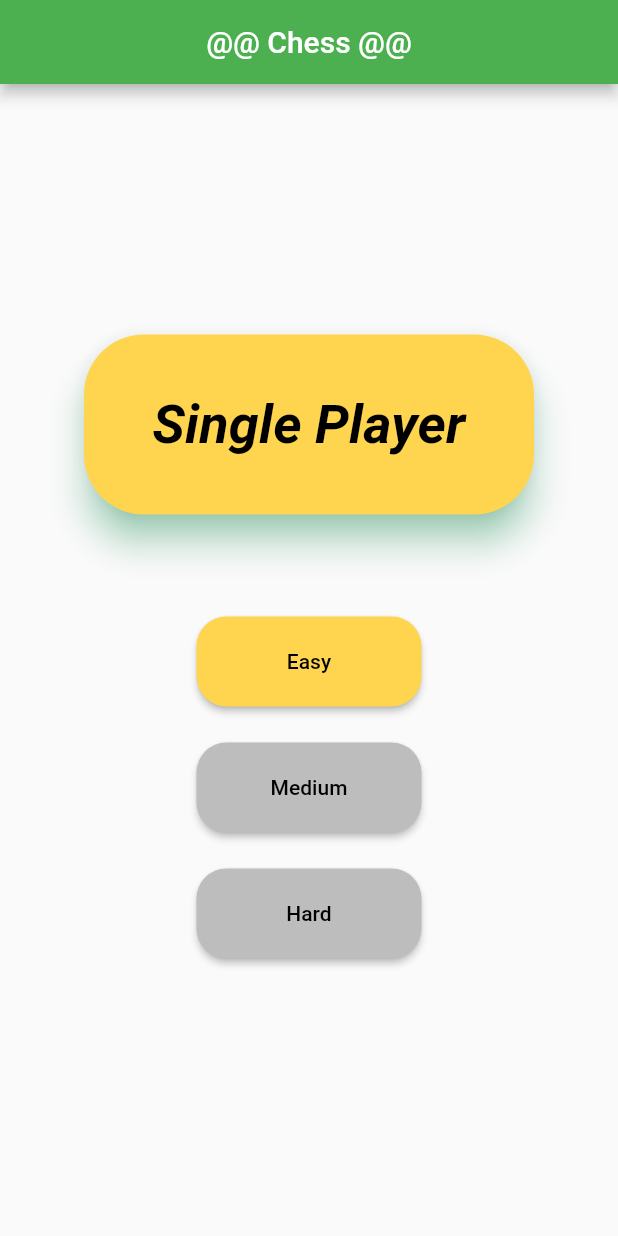
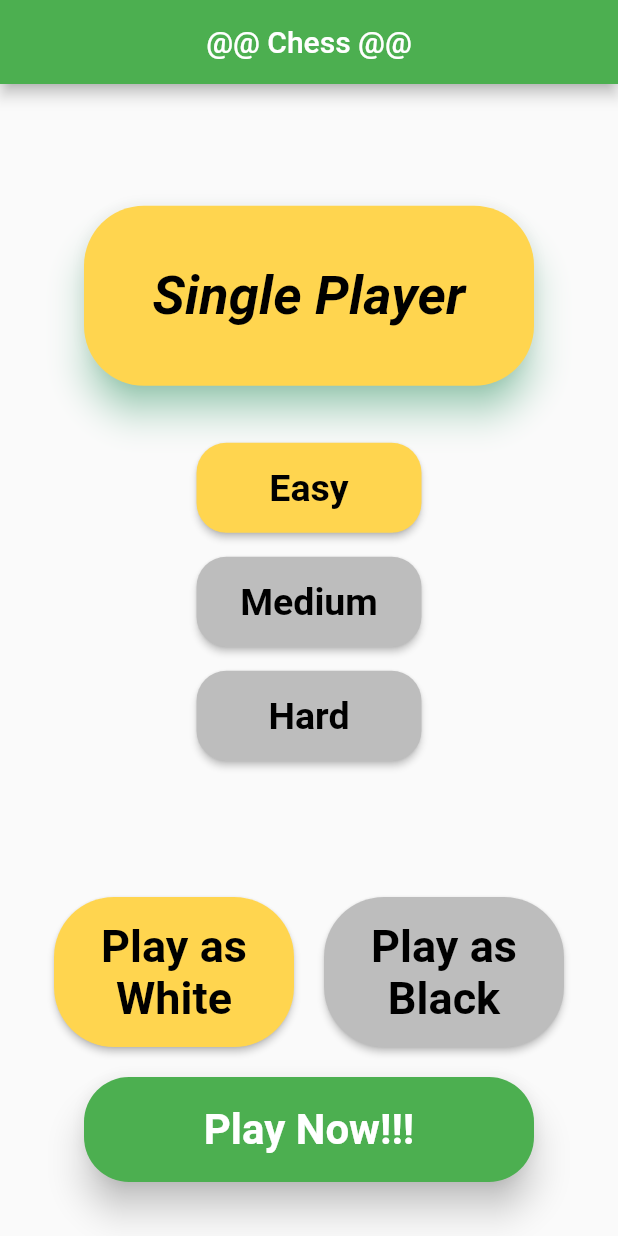
Before and after one commit to kpchessconnection-maker/The_Chess_v2, a Flutter app: the screen it shows after launch, on a phone screen of 412 x 824 dp. Run offline on Flutter 3.47's test engine with Material 3 defaults, Android fonts, the phone set to English and light mode, and no system bars.

Commit message:
main UI v3
Add play as white black and Play now button

```diff
--- a/lib/main.dart
+++ b/lib/main.dart
@@ -7,7 +7,8 @@ void main() {
 class MyApp extends StatelessWidget {
   const MyApp({super.key});
 
-  @override  Widget build(BuildContext context) {
+  @override
+  Widget build(BuildContext context) {
     return MaterialApp(
       debugShowCheckedModeBanner: false,
       theme: ThemeData(useMaterial3: false, primarySwatch: Colors.green),
@@ -25,26 +26,25 @@ class HomeScreen extends StatefulWidget {
 }
 
 class _HomeScreenState extends State<HomeScreen> {
-  // --- CHANGE: Initialize with default values ---
-  // Group 1 State: Holds the selected game mode. Default to 'Single Player'.
+  // Group 1 State: Holds the selected game mode.
   String? _selectedMode = 'Single Player';
 
-  // Group 2 State: Holds the selected difficulty level. Default to 'Easy'.
+  // Group 2 State: Holds the selected difficulty level.
   String? _selectedDifficulty = 'Easy';
 
-  // Reusable function for the main menu buttons (Single Player, Multi Player)
+  // --- NEW: Group 3 State for Player Color ---
+  PlayerColor _selectedPlayerColor = PlayerColor.white; // Default to White
+
+  // Reusable function for the main menu buttons
   Widget _buildMainMenuButton({required String title}) {
-    // Check if this button is the currently selected one in its group.
     final bool isSelected = _selectedMode == title;
 
     return Padding(
       padding: const EdgeInsets.symmetric(vertical: 10.0),
       child: ElevatedButton(
         style: ElevatedButton.styleFrom(
-          // ** REQUIREMENT MET: Change color based on selection state **
           backgroundColor: isSelected ? Colors.amber[300] : Colors.grey[400],
           foregroundColor: Colors.black,
-          // Keep text color consistent
           shadowColor: Colors.greenAccent,
           elevation: isSelected ? 10 : 3,
           shape: RoundedRectangleBorder(
@@ -53,11 +53,9 @@ class _HomeScreenState extends State<HomeScreen> {
           fixedSize: const Size(300, 120),
         ),
         onPressed: () {
-          // ** REQUIREMENT MET: A button can only be deselected by selecting another **
           setState(() {
-            // Only update the state if a *different* button is pressed.
             if (_selectedMode != title) {
-              _selectedMode = title; // Select this one
+              _selectedMode = title;
             }
           });
         },
@@ -74,35 +72,69 @@ class _HomeScreenState extends State<HomeScreen> {
     );
   }
 
-  // Reusable function for the smaller difficulty buttons
+  // Reusable function for the difficulty buttons
   Widget _buildDifficultyButton({required String level}) {
-    // Check if this button is the currently selected one in its group.
     final bool isSelected = _selectedDifficulty == level;
-    // --- CHANGE: Added Padding widget to surround the button ---
     return Padding(
-      // Adds 8 pixels of padding on the top and bottom of each button
-      padding: const EdgeInsets.symmetric(vertical: 12.0),
+      padding: const EdgeInsets.symmetric(vertical: 8.0),
       child: ElevatedButton(
         style: ElevatedButton.styleFrom(
-          // ** REQUIREMENT MET: Change color based on selection state **
           backgroundColor: isSelected ? Colors.amber[300] : Colors.grey[400],
-          foregroundColor: Colors.black, // Keep text color consistent
+          foregroundColor: Colors.black,
           shape: RoundedRectangleBorder(
             borderRadius: BorderRadius.circular(20.0),
           ),
           fixedSize: const Size(150, 60),
         ),
         onPressed: () {
-          // ** REQUIREMENT MET: A button can only be deselected by selecting another **
           setState(() {
-            // Only update the state if a *different* button is pressed.
             if (_selectedDifficulty != level) {
               _selectedDifficulty = level;
             }
-            print("Difficulty set to: $_selectedDifficulty");
           });
         },
-        child: Text(level),
+        // --- CHANGE: Added TextStyle for larger font ---
+        child: Text(
+          level,
+          style: const TextStyle(
+            fontSize: 25,
+            fontWeight: FontWeight.bold,
+          ),
+        ),
+      ),
+    );
+  }
+
+  // --- NEW: Reusable function for the color selection buttons ---
+  Widget _buildColorButton({
+    required String label,
+    required PlayerColor color,
+  }) {
+    final bool isSelected = _selectedPlayerColor == color;
+    return ElevatedButton(
+      style: ElevatedButton.styleFrom(
+        backgroundColor: isSelected ? Colors.amber[300] : Colors.grey[400],
+        foregroundColor: Colors.black,
+        shape: RoundedRectangleBorder(
+          borderRadius: BorderRadius.circular(40.0),
+        ),
+        fixedSize: const Size(160, 100), // Slightly smaller to fit side-by-side
+      ),
+      onPressed: () {
+        setState(() {
+          if (_selectedPlayerColor != color) {
+            _selectedPlayerColor = color;
+          }
+        });
+      },
+      // --- CHANGE: Added TextStyle for larger font ---
+      child: Text(
+        label,
+        textAlign: TextAlign.center,
+        style: const TextStyle(
+          fontSize: 30,
+          fontWeight: FontWeight.bold,
+        ),
       ),
     );
   }
@@ -117,26 +149,66 @@ class _HomeScreenState extends State<HomeScreen> {
           child: Column(
             mainAxisAlignment: MainAxisAlignment.center,
             children: [
+              // Use a Spacer to push the first group up
+              const Spacer(flex: 2),
+
               // --- Group 1: Game Mode ---
               _buildMainMenuButton(title: 'Single Player'),
-              //_buildMainMenuButton(title: 'Multi Player'),
 
-              // Add some space between the two groups
-              const SizedBox(height: 30),
+              const SizedBox(height: 20),
 
               // --- Group 2: Difficulty Level ---
-              // This outer Padding is no longer strictly necessary but can be kept
-              // to control the space around the entire group of buttons.
+              Column(
+                children: [
+                  _buildDifficultyButton(level: 'Easy'),
+                  _buildDifficultyButton(level: 'Medium'),
+                  _buildDifficultyButton(level: 'Hard'),
+                ],
+              ),
+
+              // Use a Spacer to push the next content to the bottom
+              const Spacer(flex: 3),
+
+              // --- NEW: Group 3: Player Color ---
               Padding(
-                padding: const EdgeInsets.symmetric(vertical: 16.0),
-                child: Column(
+                padding: const EdgeInsets.only(bottom: 20.0),
+                child: Row(
                   mainAxisAlignment: MainAxisAlignment.spaceEvenly,
                   children: [
-                    // The padding is now applied by the builder function itself
-                    _buildDifficultyButton(level: 'Easy'),
-                    _buildDifficultyButton(level: 'Medium'),
-                    _buildDifficultyButton(level: 'Hard'),
+                    _buildColorButton(label: 'Play as White', color: PlayerColor.white),
+                    _buildColorButton(label: 'Play as Black', color: PlayerColor.black),
                   ],
+                ),
+              ),
+
+              // --- NEW: Play Now Button ---
+              Padding(
+                padding: const EdgeInsets.only(bottom: 20.0),
+                child: ElevatedButton(
+                  style: ElevatedButton.styleFrom(
+                    backgroundColor: Colors.green,
+                    foregroundColor: Colors.white,
+                    shape: RoundedRectangleBorder(
+                      borderRadius: BorderRadius.circular(30.0),
+                    ),
+                    fixedSize: const Size(300, 70),
+                    elevation: 10,
+                  ),
+                  onPressed: () {
+                    // This is where you would start the game
+                    print('Play Now button pressed!');
+                    print('Selected Mode: $_selectedMode');
+                    print('Selected Difficulty: $_selectedDifficulty');
+                    print('Selected Color: $_selectedPlayerColor');
+                    // Example: Navigator.push(context, MaterialPageRoute(builder: (context) => GameScreen(...)));
+                  },
+                  child: const Text(
+                    'Play Now!!!',
+                    style: TextStyle(
+                      fontSize: 28,
+                      fontWeight: FontWeight.bold,
+                    ),
+                  ),
                 ),
               ),
             ],
@@ -146,3 +218,6 @@ class _HomeScreenState extends State<HomeScreen> {
     );
   }
 }
+
+// --- NEW: Enum for type-safe color selection ---
+enum PlayerColor { white, black }
```
